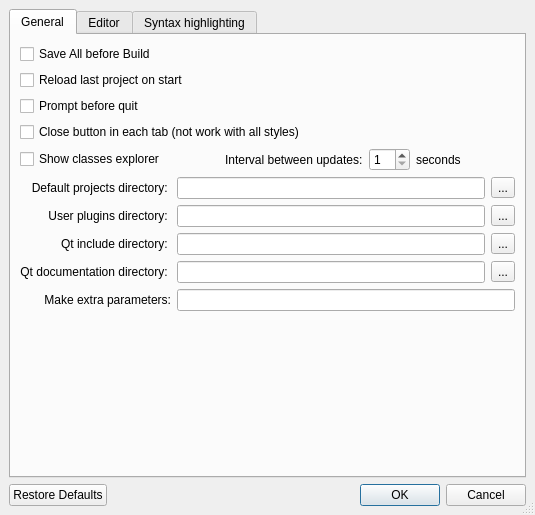
Qt form ui/options.ui (google-code-export/qdevelop) before a commit.
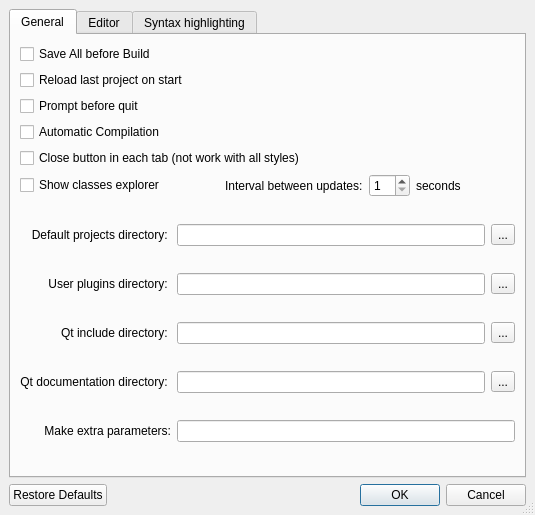
The same form after that commit. Icons and pictures are not drawn.

Commit message: - A new feature allows to compile automatically (every 5 seconds) the files (.cpp) edited. This compilation is made in background in a temporary file. The warnings and errors are marqued in the column numbers by the yellow and red warning panels. If the mouse is moved in a panel, a tooltip is showed and gives the message given from the compiler.

What changed in the file:
```diff
--- a/ui/options.ui
+++ b/ui/options.ui
@@ -54,7 +54,7 @@
          </property>
         </spacer>
        </item>
-       <item row="5" column="0" >
+       <item row="6" column="0" >
         <layout class="QGridLayout" >
          <property name="margin" >
           <number>0</number>
@@ -185,13 +185,20 @@
         </widget>
        </item>
        <item row="3" column="0" >
+        <widget class="QCheckBox" name="compileAuto" >
+         <property name="text" >
+          <string>Automatic Compilation</string>
+         </property>
+        </widget>
+       </item>
+       <item row="4" column="0" >
         <widget class="QCheckBox" name="closeButton" >
          <property name="text" >
           <string>Close button in each tab (not work with all styles)</string>
          </property>
         </widget>
        </item>
-       <item row="4" column="0" >
+       <item row="5" column="0" >
         <layout class="QHBoxLayout" >
          <property name="margin" >
           <number>0</number>
```
The commit also changes 18 other files.
